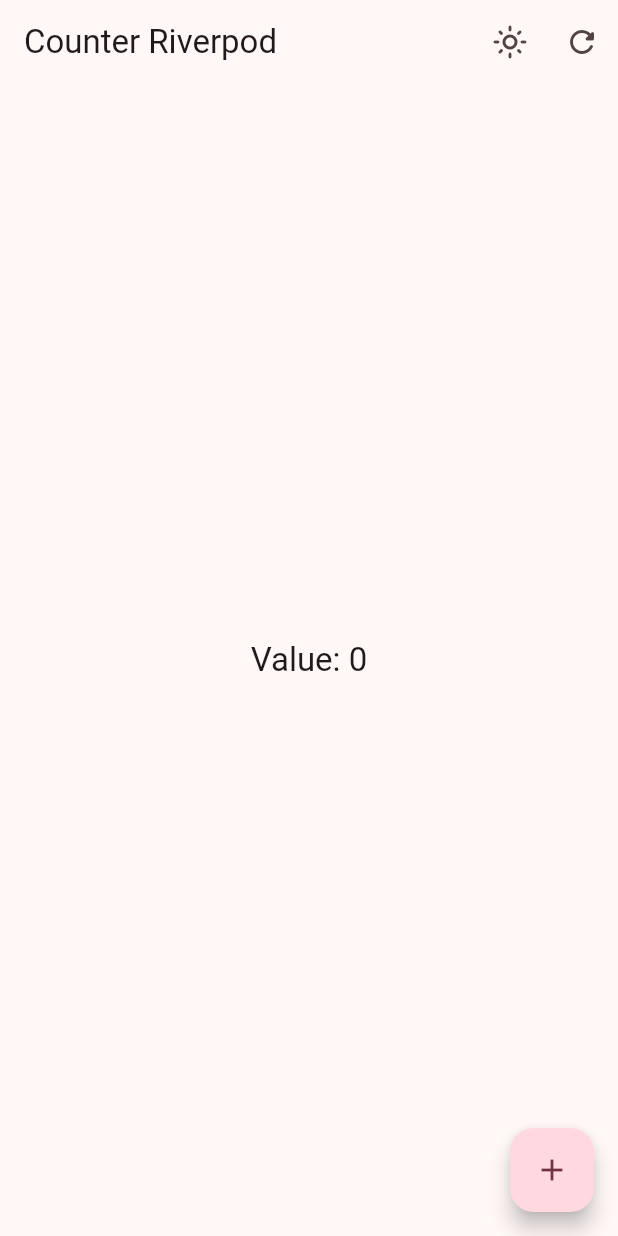
After one commit to lauritaila/flutter_widgets_app, a Flutter app: the CounterScreen screen opened by its route, on a phone screen of 412 x 824 dp. The commit adds this screen. Run offline on Flutter 3.47's test engine with Material 3 defaults, Android fonts, the phone set to English and light mode, and no system bars; our stand-ins replace animate_do, flutter_riverpod, go_router.

Commit message:
FEAT: counter screen finish and riverpod

```diff
--- a/lib/config/menu/menu_item.dart
+++ b/lib/config/menu/menu_item.dart
@@ -19,4 +19,5 @@ const appMenuItems = <MenuItem>[
   MenuItem(title: 'UI Controls + Tiles', subtitle: 'Some controls in Flutter', link: '/ui-controls', icon: Icons.check_circle_outline_rounded),
   MenuItem(title: 'Tutorial', subtitle: 'Flutter Tutorial PageView', link: '/tutorial', icon: Icons.book_rounded),
   MenuItem(title: 'Infinite Scroll and pull to refresh', subtitle: 'Flutter Infinite Scroll and pull to refresh', link: '/infiniteScroll', icon: Icons.list_alt_rounded),
+  MenuItem(title: 'Riverpod Counter', subtitle: 'Flutter Riverpod Counter', link: '/counter', icon: Icons.add_rounded),
 ];
--- a/lib/config/router/app_router.dart
+++ b/lib/config/router/app_router.dart
@@ -4,6 +4,7 @@ import 'package:flutter_widgets_app/presentation/screens/screens.dart';
 final appRouter = GoRouter(
   initialLocation: "/",
   routes: [
+  GoRoute(path: "/counter",name: CounterScreen.name, builder: (context, state) => const CounterScreen()),
   GoRoute(path: "/",name: HomeScreen.name, builder: (context, state) => const HomeScreen()),
   GoRoute(path: "/buttons",name: ButtonsScreen.name, builder: (context, state) => const ButtonsScreen()),
   GoRoute(path: "/cards",name: CardsScreen.name, builder: (context, state) => const CardsScreen()),
@@ -12,5 +13,5 @@ final appRouter = GoRouter(
   GoRoute(path: "/animated",name: AnimatedScreen.name, builder: (context, state) => const AnimatedScreen()),
   GoRoute(path: "/ui-controls",name: UiControlsScreen.name, builder: (context, state) => const UiControlsScreen()),
   GoRoute(path: "/tutorial",name: AppTutorialScreen.name, builder: (context, state) => const AppTutorialScreen()),
-  GoRoute(path: "/infiniteScroll",name: InfiniteScrollScreen.name, builder: (context, state) => const InfiniteScrollScreen())
+  GoRoute(path: "/infiniteScroll",name: InfiniteScrollScreen.name, builder: (context, state) => const InfiniteScrollScreen()),
 ]);
--- a/lib/main.dart
+++ b/lib/main.dart
@@ -1,13 +1,13 @@
 import 'package:flutter/material.dart';
+import 'package:flutter_riverpod/flutter_riverpod.dart';
 import 'package:flutter_widgets_app/config/router/app_router.dart';
 import 'package:flutter_widgets_app/config/theme/app_theme.dart';
 
-void main(){
-  runApp(MainApp());
+void main() {
+  runApp(const ProviderScope(child: MainApp()));
 }
 
 class MainApp extends StatelessWidget {
-
   const MainApp({super.key});
 
   @override
--- /dev/null
+++ b/lib/presentation/providers/counter_provider.dart
@@ -0,0 +1,3 @@
+import 'package:flutter_riverpod/flutter_riverpod.dart';
+
+final counterProvider = StateProvider<int>((ref) => 0);
--- /dev/null
+++ b/lib/presentation/providers/theme_provider.dart
@@ -0,0 +1,3 @@
+import 'package:flutter_riverpod/flutter_riverpod.dart';
+
+final isDarkModeProvider = StateProvider<bool>((ref) => false);
--- /dev/null
+++ b/lib/presentation/screens/counter/counter_screen.dart
@@ -0,0 +1,43 @@
+import 'package:flutter/material.dart';
+import 'package:flutter_riverpod/flutter_riverpod.dart';
+import 'package:flutter_widgets_app/presentation/providers/counter_provider.dart';
+import 'package:flutter_widgets_app/presentation/providers/theme_provider.dart';
+
+class CounterScreen extends ConsumerWidget {
+
+  static const name = 'counter_screen';
+
+  const CounterScreen({super.key});
+
+  @override
+  Widget build(BuildContext context, WidgetRef ref) {
+
+    final int value = ref.watch(counterProvider);
+    final bool isDarkMode = ref.watch(isDarkModeProvider);
+
+    return Scaffold(
+      appBar: AppBar(
+        title: const Text("Counter Riverpod"),
+        actions: [
+          IconButton(
+            onPressed: () => ref.read(isDarkModeProvider.notifier).update((state) => !state),
+            icon: Icon(isDarkMode ? Icons.dark_mode_outlined : Icons.light_mode_outlined)
+          ),
+          IconButton(
+            onPressed: () => ref.read(counterProvider.notifier).state = 0,
+            icon: const Icon(Icons.refresh_rounded)
+          )
+        ],
+    ),
+    body: Center(
+      child: Text("Value: $value", style: Theme.of(context).textTheme.titleLarge,),
+    ),
+    floatingActionButton: FloatingActionButton(
+      onPressed: (){
+        ref.read(counterProvider.notifier).state++;
+        // ref.read(counterProvider.notifier).update((state) => state + 1);
+      },
+      child: const Icon(Icons.add)),
+    );
+  }
+}
--- a/lib/presentation/screens/screens.dart
+++ b/lib/presentation/screens/screens.dart
@@ -2,6 +2,7 @@ export 'package:flutter_widgets_app/presentation/screens/animated/animated_scree
 export 'package:flutter_widgets_app/presentation/screens/app_tutorial/app_tutorial_screen.dart';
 export 'package:flutter_widgets_app/presentation/screens/buttons/buttons_screen.dart';
 export 'package:flutter_widgets_app/presentation/screens/cards/cards_screen.dart';
+export 'package:flutter_widgets_app/presentation/screens/counter/counter_screen.dart';
 export 'package:flutter_widgets_app/presentation/screens/home/home_screen.dart';
 export 'package:flutter_widgets_app/presentation/screens/infinite_scroll/infinite_scroll_screen.dart';
 export 'package:flutter_widgets_app/presentation/screens/progress/progress_screen.dart';
--- a/pubspec.yaml
+++ b/pubspec.yaml
@@ -32,6 +32,7 @@ dependencies:
   cupertino_icons: ^1.0.8
   flutter:
     sdk: flutter
+  flutter_riverpod: ^2.6.1
   go_router: ^14.8.0
 
 dev_dependencies:
```
Also changed, not shown: pubspec.lock.
